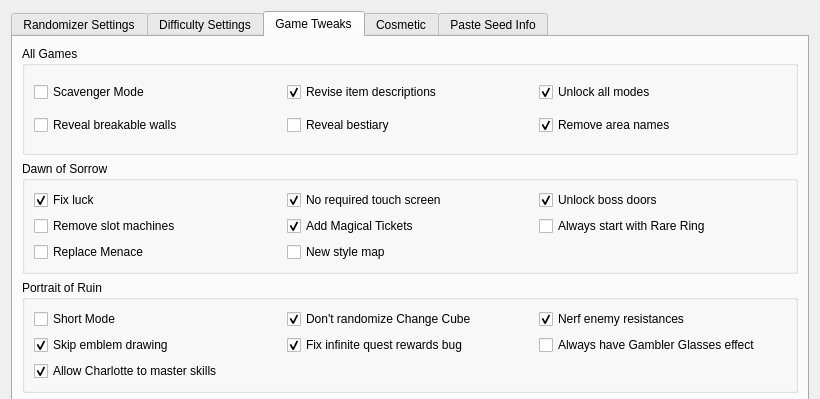
Above: randomizer.ui from LagoLunatic/dsvrandom before the change; both pictures show x 0 to 820 and y 0 to 399 of the 820 by 600 pixel window. Below: the same form after it.
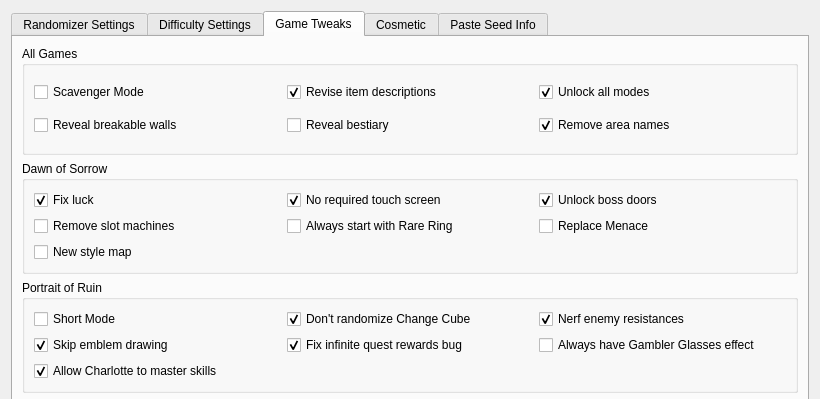
That is the form after the change. The open tabs and pages were chosen to show the change. Icons and pictures are not drawn.

Commit message: Remove checkbox to add magical tickets to DoS; instead always enable this

Patch:
```diff
--- a/randomizer.ui
+++ b/randomizer.ui
@@ -514,13 +514,6 @@
             </property>
            </widget>
           </item>
-          <item row="1" column="2">
-           <widget class="QCheckBox" name="always_start_with_rare_ring">
-            <property name="text">
-             <string>Always start with Rare Ring</string>
-            </property>
-           </widget>
-          </item>
           <item row="0" column="2">
            <widget class="QCheckBox" name="unlock_boss_doors">
             <property name="text">
@@ -532,23 +525,20 @@
            </widget>
           </item>
           <item row="1" column="1">
-           <widget class="QCheckBox" name="add_magical_tickets">
+           <widget class="QCheckBox" name="always_start_with_rare_ring">
             <property name="text">
-             <string>Add Magical Tickets</string>
-            </property>
-            <property name="checked">
-             <bool>true</bool>
+             <string>Always start with Rare Ring</string>
             </property>
            </widget>
           </item>
-          <item row="2" column="0">
+          <item row="1" column="2">
            <widget class="QCheckBox" name="menace_to_somacula">
             <property name="text">
              <string>Replace Menace</string>
             </property>
            </widget>
           </item>
-          <item row="2" column="1">
+          <item row="2" column="0">
            <widget class="QCheckBox" name="dos_new_style_map">
             <property name="text">
              <string>New style map</string>
```
Left out of the diff: 5 changed lines with no effect on the pictures. The commit also changes 3 other files.
